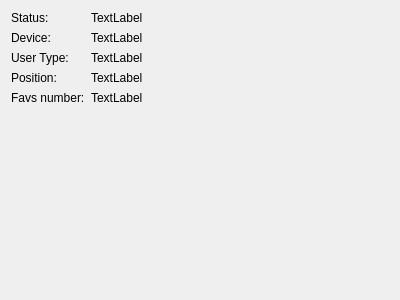
This is src/linakdeskcontrol/ui/device_status_widget.ui in anetczuk/LinakDeskApp as Qt 5 draws it before an edit. The edited form follows.
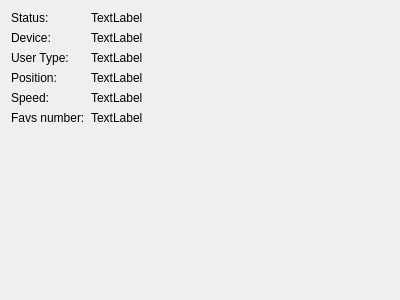
This is the edited form.

Commit message: Present current speed on widget

```diff
--- a/src/linakdeskcontrol/ui/device_status_widget.ui
+++ b/src/linakdeskcontrol/ui/device_status_widget.ui
@@ -56,14 +56,14 @@
      </property>
     </widget>
    </item>
-   <item row="4" column="0">
+   <item row="5" column="0">
     <widget class="QLabel" name="favNumText">
      <property name="text">
       <string>Favs number:</string>
      </property>
     </widget>
    </item>
-   <item row="4" column="1">
+   <item row="5" column="1">
     <widget class="QLabel" name="favsNumLabel">
      <property name="text">
       <string>TextLabel</string>
@@ -84,6 +84,20 @@
      </property>
     </widget>
    </item>
+   <item row="4" column="0">
+    <widget class="QLabel" name="speedText">
+     <property name="text">
+      <string>Speed:</string>
+     </property>
+    </widget>
+   </item>
+   <item row="4" column="1">
+    <widget class="QLabel" name="speedLabel">
+     <property name="text">
+      <string>TextLabel</string>
+     </property>
+    </widget>
+   </item>
   </layout>
  </widget>
  <resources/>
```
The commit also changes 4 other files.
